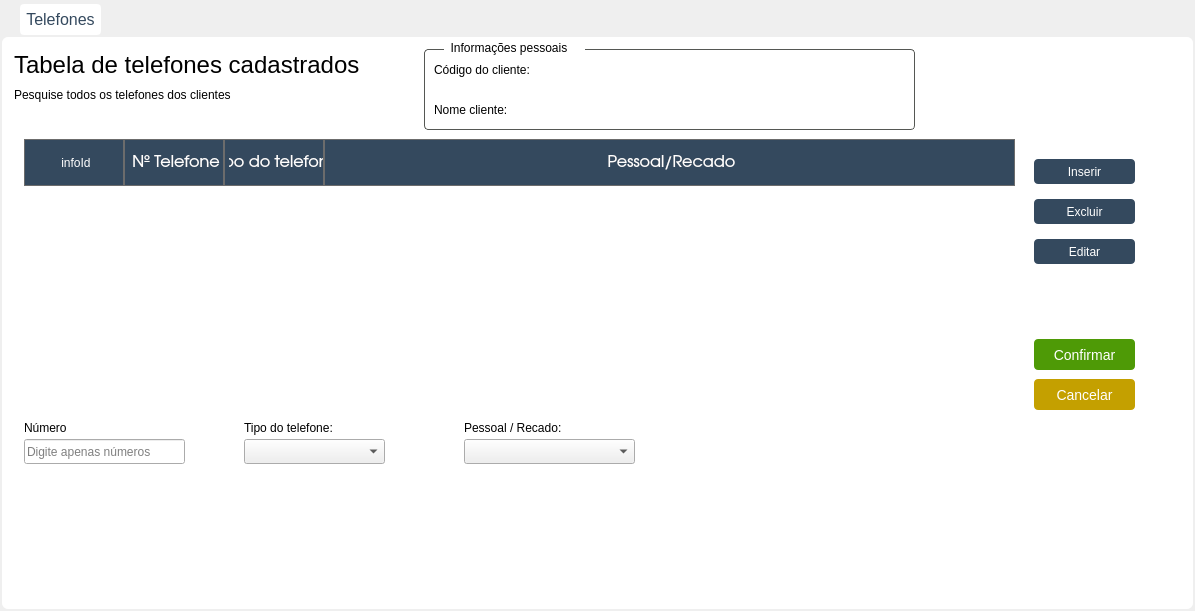
The window that Telas/UI/tabTelAfins.ui (newprev/PrevCliente) describes before a commit, drawn with Qt 5.
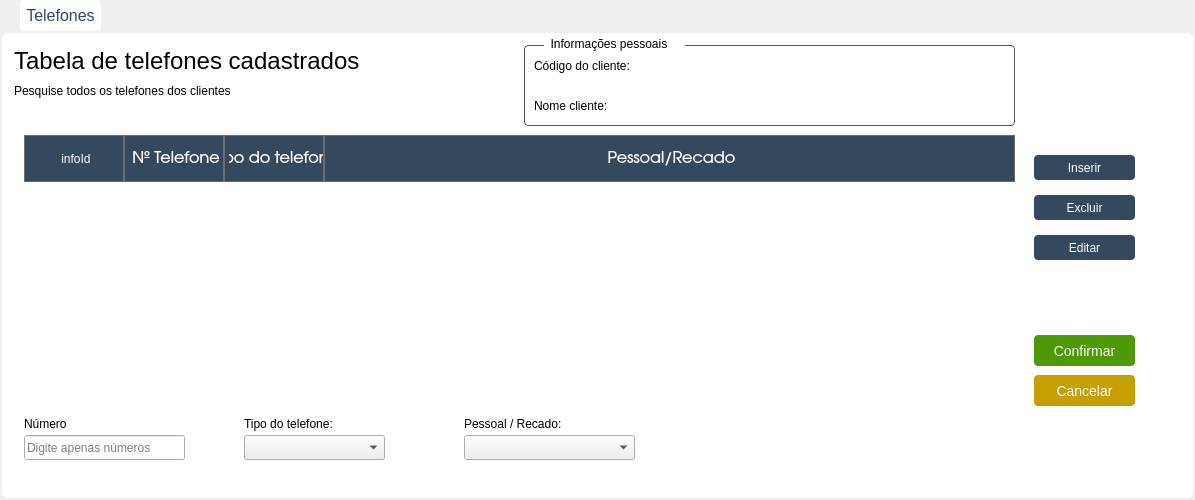
The same window after the commit. Icons and pictures are not drawn.

Diff of the .ui file:
```diff
--- a/Telas/UI/tabTelAfins.ui
+++ b/Telas/UI/tabTelAfins.ui
@@ -1,21 +1,15 @@
 <?xml version="1.0" encoding="UTF-8"?>
 <ui version="4.0">
  <class>wdgTelAfins</class>
- <widget class="QWidget" name="wdgTelAfins">
+ <widget class="QMainWindow" name="wdgTelAfins">
   <property name="geometry">
    <rect>
     <x>0</x>
     <y>0</y>
     <width>1195</width>
-    <height>611</height>
+    <height>500</height>
    </rect>
   </property>
-  <property name="minimumSize">
-   <size>
-    <width>945</width>
-    <height>611</height>
-   </size>
-  </property>
   <property name="windowTitle">
    <string>Form</string>
   </property>
@@ -64,6 +58,7 @@
 	padding: 4px;
 }</string>
   </property>
+  <widget class="QWidget" name="centralwidget">
   <layout class="QHBoxLayout" name="horizontalLayout">
    <property name="spacing">
     <number>0</number>
@@ -72,7 +67,7 @@
     <number>0</number>
    </property>
    <property name="topMargin">
-    <number>4</number>
+     <number>0</number>
    </property>
    <property name="rightMargin">
     <number>0</number>
@@ -91,7 +86,7 @@
      <property name="minimumSize">
       <size>
        <width>0</width>
-       <height>400</height>
+        <height>500</height>
       </size>
      </property>
      <property name="styleSheet">
@@ -259,7 +254,7 @@
         <rect>
          <x>10</x>
          <y>10</y>
-         <width>361</width>
+          <width>441</width>
          <height>31</height>
         </rect>
        </property>
@@ -380,7 +375,7 @@
       <widget class="QFrame" name="frInfoCabecalho">
        <property name="geometry">
         <rect>
-         <x>420</x>
+          <x>520</x>
          <y>10</y>
          <width>491</width>
          <height>81</height>
@@ -448,7 +443,7 @@
       <widget class="QLabel" name="lbInfoCabecalho">
        <property name="geometry">
         <rect>
-         <x>440</x>
+          <x>540</x>
          <y>0</y>
          <width>141</width>
          <height>17</height>
@@ -586,6 +581,7 @@
     </widget>
    </item>
   </layout>
+  </widget>
  </widget>
  <resources/>
  <connections/>
```
Left out of the diff: 7 changed lines with no effect on the pictures. Lines whose indentation alone changed are shown as unchanged.
